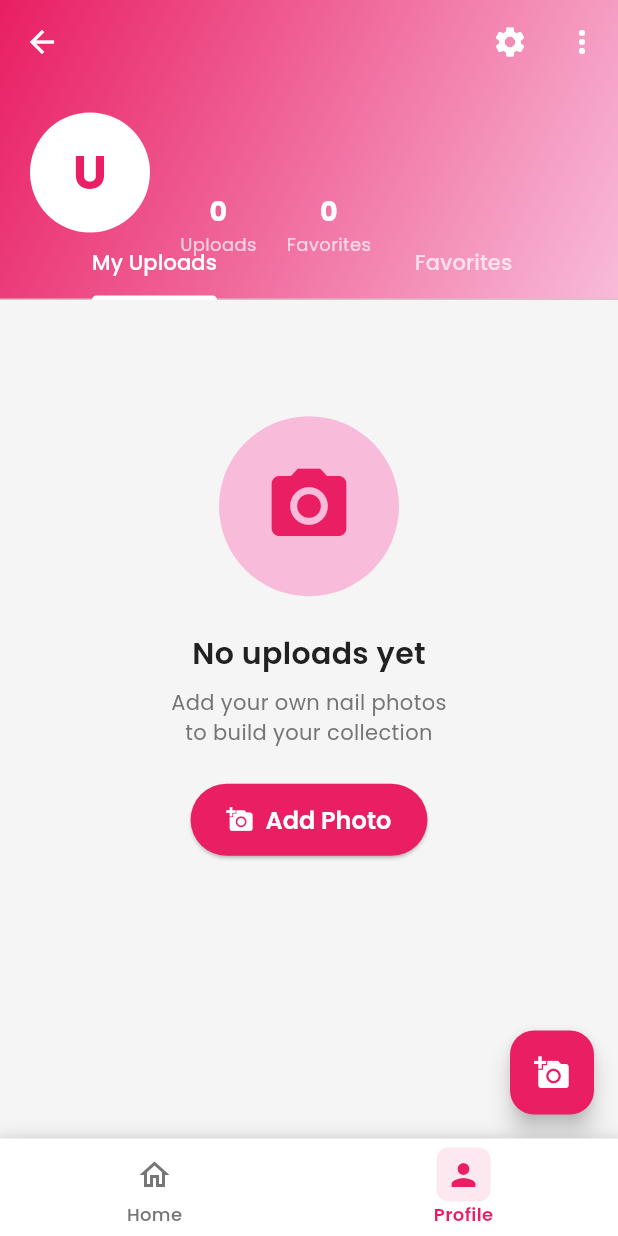
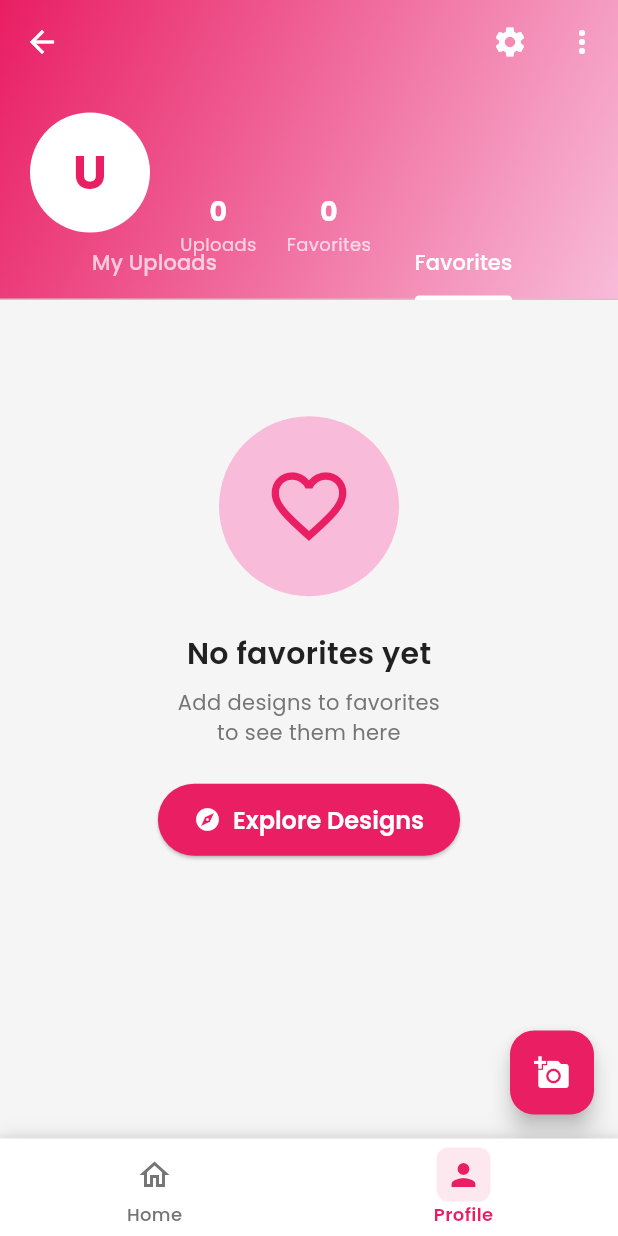
Before and after one commit to odardes/nailStore, a Flutter app: the MainScreen screen opened by its route, after a tap on the "favorite outline" icon, on a phone screen of 412 x 824 dp. Run offline on Flutter 3.47's test engine with Material 3 defaults, Android fonts, the light colour scheme and no system bars; our stand-ins replace cached_network_image, google_fonts, image_picker, share_plus, shared_preferences; missing offline and left inert: file_saver, gal; accounts and stored records are empty; network calls fail.

Commit message:
Fix favorites navigation: Properly route to ProfileScreen favorites tab
- Fixed favorites button in HomeScreen to navigate to Profile screen
- Added switchToFavoritesTab() method to ProfileScreen for proper tab switching
- Simplified navigation logic - removed unused FavoritesScreen approach
- Now favorites button correctly opens favorites tab in ProfileScreen

```diff
--- a/lib/main.dart
+++ b/lib/main.dart
@@ -192,6 +192,7 @@ class MainScreen extends StatefulWidget {
 
 class _MainScreenState extends State<MainScreen> {
   int _currentIndex = 0;
+  final GlobalKey _profileKey = GlobalKey();
 
   List<Widget> get _screens => [
     HomeScreen(
@@ -199,9 +200,16 @@ class _MainScreenState extends State<MainScreen> {
         setState(() {
           _currentIndex = 1;
         });
+        // Switch to favorites tab after navigation
+        WidgetsBinding.instance.addPostFrameCallback((_) {
+          if (_profileKey.currentState != null) {
+            (_profileKey.currentState as dynamic).switchToFavoritesTab();
+          }
+        });
       },
     ),
     ProfileScreen(
+      key: _profileKey,
       onNavigateToHome: () {
         setState(() {
           _currentIndex = 0;
--- a/lib/screens/home_screen.dart
+++ b/lib/screens/home_screen.dart
@@ -10,6 +10,7 @@ import '../widgets/page_transitions.dart';
 import '../widgets/custom_refresh_indicator.dart';
 import '../widgets/advanced_search_modal.dart';
 import '../widgets/share_options_modal.dart';
+
 import '../utils/constants.dart';
 
 class HomeScreen extends StatefulWidget {
@@ -68,7 +69,7 @@ class _HomeScreenState extends State<HomeScreen> {
                     icon: AnimatedHeart(
                       isFavorite: provider.favorites.isNotEmpty,
                       onTap: () {
-                        // Navigate to profile screen (favorites tab)
+                        // Navigate to profile screen
                         widget.onNavigateToProfile?.call();
                       },
                       size: 24,
--- a/lib/screens/profile_screen.dart
+++ b/lib/screens/profile_screen.dart
@@ -29,6 +29,10 @@ class _ProfileScreenState extends State<ProfileScreen> with SingleTickerProvider
   void initState() {
     super.initState();
     _tabController = TabController(length: 2, vsync: this);
+  }
+
+  void switchToFavoritesTab() {
+    _tabController.animateTo(1);
   }
 
   @override
```
